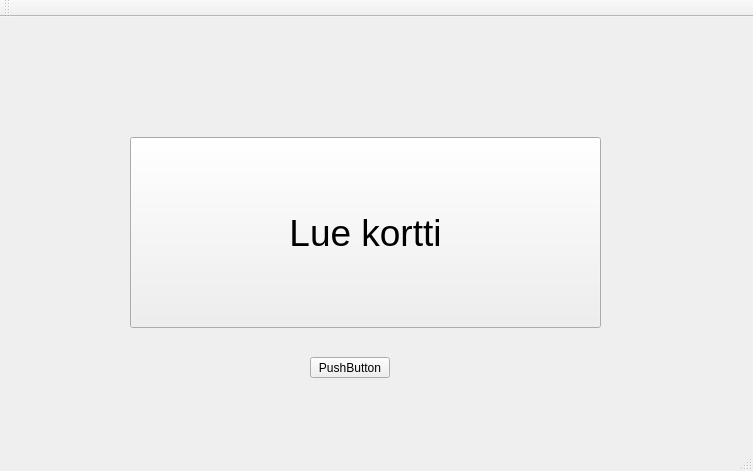
MMise/Pankkiautomaatti_K2017, file BankSimul/mainwindow.ui: the form before one commit.
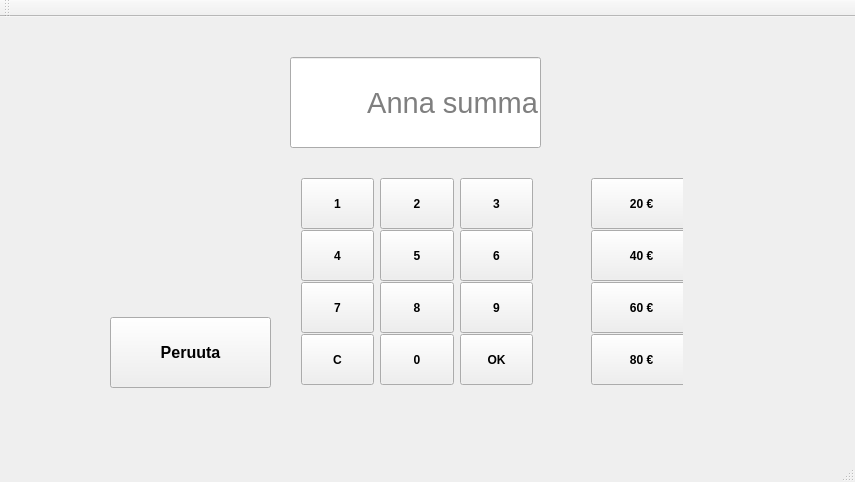
The form after the commit. The open tabs and pages were chosen to show the change.

Commit message:
stacked widgets
Muutettu käyttöliittymä stacked widgetseillä tehdyksi

```diff
--- a/BankSimul/mainwindow.ui
+++ b/BankSimul/mainwindow.ui
@@ -6,44 +6,757 @@
    <rect>
     <x>0</x>
     <y>0</y>
-    <width>753</width>
-    <height>471</height>
+    <width>855</width>
+    <height>482</height>
    </rect>
   </property>
   <property name="windowTitle">
    <string>MainWindow</string>
   </property>
   <widget class="QWidget" name="centralWidget">
-   <widget class="QPushButton" name="pushButton_lueKortti">
+   <widget class="QStackedWidget" name="stackedWidget">
     <property name="geometry">
      <rect>
-      <x>130</x>
-      <y>120</y>
-      <width>471</width>
-      <height>191</height>
+      <x>0</x>
+      <y>0</y>
+      <width>851</width>
+      <height>441</height>
      </rect>
     </property>
-    <property name="font">
-     <font>
-      <pointsize>28</pointsize>
-     </font>
+    <property name="currentIndex">
+     <number>4</number>
     </property>
-    <property name="text">
-     <string>Lue kortti</string>
-    </property>
-   </widget>
-   <widget class="QPushButton" name="pushButtonTESTI">
-    <property name="geometry">
-     <rect>
-      <x>310</x>
-      <y>340</y>
-      <width>80</width>
-      <height>21</height>
-     </rect>
-    </property>
-    <property name="text">
-     <string>PushButton</string>
-    </property>
+    <widget class="QWidget" name="page">
+     <widget class="QPushButton" name="pushButton_lueKortti">
+      <property name="geometry">
+       <rect>
+        <x>140</x>
+        <y>100</y>
+        <width>561</width>
+        <height>211</height>
+       </rect>
+      </property>
+      <property name="font">
+       <font>
+        <pointsize>24</pointsize>
+       </font>
+      </property>
+      <property name="text">
+       <string>Lue kortti</string>
+      </property>
+     </widget>
+    </widget>
+    <widget class="QWidget" name="page_2">
+     <widget class="QSplitter" name="splitter">
+      <property name="geometry">
+       <rect>
+        <x>320</x>
+        <y>0</y>
+        <width>181</width>
+        <height>401</height>
+       </rect>
+      </property>
+      <property name="orientation">
+       <enum>Qt::Vertical</enum>
+      </property>
+      <widget class="QLabel" name="labelTervetuloa_2">
+       <property name="font">
+        <font>
+         <pointsize>26</pointsize>
+        </font>
+       </property>
+       <property name="text">
+        <string>Tervetuloa!</string>
+       </property>
+      </widget>
+      <widget class="QPushButton" name="pushButtonNosto_2">
+       <property name="font">
+        <font>
+         <pointsize>14</pointsize>
+        </font>
+       </property>
+       <property name="text">
+        <string>Nosto</string>
+       </property>
+      </widget>
+      <widget class="QPushButton" name="pushButtonSaldo_2">
+       <property name="font">
+        <font>
+         <pointsize>14</pointsize>
+        </font>
+       </property>
+       <property name="text">
+        <string>Saldo</string>
+       </property>
+      </widget>
+      <widget class="QPushButton" name="pushButtonTilitapahtumat_2">
+       <property name="font">
+        <font>
+         <pointsize>14</pointsize>
+        </font>
+       </property>
+       <property name="text">
+        <string>Tilitapahtumat</string>
+       </property>
+      </widget>
+      <widget class="QPushButton" name="pushButtonUlos_2">
+       <property name="font">
+        <font>
+         <pointsize>14</pointsize>
+        </font>
+       </property>
+       <property name="text">
+        <string>Kirjaudu ulos</string>
+       </property>
+      </widget>
+     </widget>
+    </widget>
+    <widget class="QWidget" name="page_3">
+     <widget class="QWidget" name="layoutWidget">
+      <property name="geometry">
+       <rect>
+        <x>580</x>
+        <y>150</y>
+        <width>103</width>
+        <height>224</height>
+       </rect>
+      </property>
+      <layout class="QVBoxLayout" name="verticalLayout">
+       <item>
+        <widget class="QPushButton" name="pushButton20">
+         <property name="sizePolicy">
+          <sizepolicy hsizetype="Minimum" vsizetype="Minimum">
+           <horstretch>0</horstretch>
+           <verstretch>0</verstretch>
+          </sizepolicy>
+         </property>
+         <property name="minimumSize">
+          <size>
+           <width>101</width>
+           <height>51</height>
+          </size>
+         </property>
+         <property name="font">
+          <font>
+           <weight>75</weight>
+           <bold>true</bold>
+          </font>
+         </property>
+         <property name="text">
+          <string>20 €</string>
+         </property>
+        </widget>
+       </item>
+       <item>
+        <widget class="QPushButton" name="pushButton40">
+         <property name="sizePolicy">
+          <sizepolicy hsizetype="Minimum" vsizetype="Minimum">
+           <horstretch>0</horstretch>
+           <verstretch>0</verstretch>
+          </sizepolicy>
+         </property>
+         <property name="minimumSize">
+          <size>
+           <width>101</width>
+           <height>51</height>
+          </size>
+         </property>
+         <property name="font">
+          <font>
+           <weight>75</weight>
+           <bold>true</bold>
+          </font>
+         </property>
+         <property name="text">
+          <string>40 €</string>
+         </property>
+        </widget>
+       </item>
+       <item>
+        <widget class="QPushButton" name="pushButton60">
+         <property name="sizePolicy">
+          <sizepolicy hsizetype="Minimum" vsizetype="Minimum">
+           <horstretch>0</horstretch>
+           <verstretch>0</verstretch>
+          </sizepolicy>
+         </property>
+         <property name="minimumSize">
+          <size>
+           <width>101</width>
+           <height>51</height>
+          </size>
+         </property>
+         <property name="font">
+          <font>
+           <weight>75</weight>
+           <bold>true</bold>
+          </font>
+         </property>
+         <property name="text">
+          <string>60 €</string>
+         </property>
+        </widget>
+       </item>
+       <item>
+        <widget class="QPushButton" name="pushButton80">
+         <property name="sizePolicy">
+          <sizepolicy hsizetype="Minimum" vsizetype="Minimum">
+           <horstretch>0</horstretch>
+           <verstretch>0</verstretch>
+          </sizepolicy>
+         </property>
+         <property name="minimumSize">
+          <size>
+           <width>101</width>
+           <height>51</height>
+          </size>
+         </property>
+         <property name="font">
+          <font>
+           <weight>75</weight>
+           <bold>true</bold>
+          </font>
+         </property>
+         <property name="text">
+          <string>80 €</string>
+         </property>
+        </widget>
+       </item>
+      </layout>
+     </widget>
+     <widget class="QPushButton" name="pushButtonPeruuta">
+      <property name="geometry">
+       <rect>
+        <x>110</x>
+        <y>300</y>
+        <width>161</width>
+        <height>71</height>
+       </rect>
+      </property>
+      <property name="font">
+       <font>
+        <pointsize>12</pointsize>
+        <weight>75</weight>
+        <bold>true</bold>
+       </font>
+      </property>
+      <property name="text">
+       <string>Peruuta</string>
+      </property>
+     </widget>
+     <widget class="QLineEdit" name="lineEditNosto">
+      <property name="geometry">
+       <rect>
+        <x>290</x>
+        <y>40</y>
+        <width>251</width>
+        <height>91</height>
+       </rect>
+      </property>
+      <property name="sizePolicy">
+       <sizepolicy hsizetype="MinimumExpanding" vsizetype="Fixed">
+        <horstretch>0</horstretch>
+        <verstretch>0</verstretch>
+       </sizepolicy>
+      </property>
+      <property name="font">
+       <font>
+        <pointsize>22</pointsize>
+       </font>
+      </property>
+      <property name="maxLength">
+       <number>4</number>
+      </property>
+      <property name="alignment">
+       <set>Qt::AlignRight|Qt::AlignTrailing|Qt::AlignVCenter</set>
+      </property>
+      <property name="placeholderText">
+       <string>Anna summa</string>
+      </property>
+     </widget>
+     <widget class="QWidget" name="layoutWidget_2">
+      <property name="geometry">
+       <rect>
+        <x>290</x>
+        <y>150</y>
+        <width>254</width>
+        <height>224</height>
+       </rect>
+      </property>
+      <layout class="QGridLayout" name="gridLayout">
+       <item row="0" column="0">
+        <widget class="QPushButton" name="pushButton1">
+         <property name="sizePolicy">
+          <sizepolicy hsizetype="Minimum" vsizetype="Minimum">
+           <horstretch>0</horstretch>
+           <verstretch>0</verstretch>
+          </sizepolicy>
+         </property>
+         <property name="minimumSize">
+          <size>
+           <width>51</width>
+           <height>51</height>
+          </size>
+         </property>
+         <property name="font">
+          <font>
+           <weight>75</weight>
+           <bold>true</bold>
+          </font>
+         </property>
+         <property name="text">
+          <string>1</string>
+         </property>
+        </widget>
+       </item>
+       <item row="0" column="1">
+        <widget class="QPushButton" name="pushButton2">
+         <property name="sizePolicy">
+          <sizepolicy hsizetype="Minimum" vsizetype="Minimum">
+           <horstretch>0</horstretch>
+           <verstretch>0</verstretch>
+          </sizepolicy>
+         </property>
+         <property name="minimumSize">
+          <size>
+           <width>51</width>
+           <height>51</height>
+          </size>
+         </property>
+         <property name="font">
+          <font>
+           <weight>75</weight>
+           <bold>true</bold>
+          </font>
+         </property>
+         <property name="text">
+          <string>2</string>
+         </property>
+        </widget>
+       </item>
+       <item row="0" column="2">
+        <widget class="QPushButton" name="pushButton3">
+         <property name="sizePolicy">
+          <sizepolicy hsizetype="Minimum" vsizetype="Minimum">
+           <horstretch>0</horstretch>
+           <verstretch>0</verstretch>
+          </sizepolicy>
+         </property>
+         <property name="minimumSize">
+          <size>
+           <width>51</width>
+           <height>51</height>
+          </size>
+         </property>
+         <property name="font">
+          <font>
+           <weight>75</weight>
+           <bold>true</bold>
+          </font>
+         </property>
+         <property name="text">
+          <string>3</string>
+         </property>
+        </widget>
+       </item>
+       <item row="1" column="0">
+        <widget class="QPushButton" name="pushButton4">
+         <property name="sizePolicy">
+          <sizepolicy hsizetype="Minimum" vsizetype="Minimum">
+           <horstretch>0</horstretch>
+           <verstretch>0</verstretch>
+          </sizepolicy>
+         </property>
+         <property name="minimumSize">
+          <size>
+           <width>51</width>
+           <height>51</height>
+          </size>
+         </property>
+         <property name="font">
+          <font>
+           <weight>75</weight>
+           <bold>true</bold>
+          </font>
+         </property>
+         <property name="text">
+          <string>4</string>
+         </property>
+        </widget>
+       </item>
+       <item row="1" column="1">
+        <widget class="QPushButton" name="pushButton5">
+         <property name="sizePolicy">
+          <sizepolicy hsizetype="Minimum" vsizetype="Minimum">
+           <horstretch>0</horstretch>
+           <verstretch>0</verstretch>
+          </sizepolicy>
+         </property>
+         <property name="minimumSize">
+          <size>
+           <width>51</width>
+           <height>51</height>
+          </size>
+         </property>
+         <property name="font">
+          <font>
+           <weight>75</weight>
+           <bold>true</bold>
+          </font>
+         </property>
+         <property name="text">
+          <string>5</string>
+         </property>
+        </widget>
+       </item>
+       <item row="1" column="2">
+        <widget class="QPushButton" name="pushButton6">
+         <property name="sizePolicy">
+          <sizepolicy hsizetype="Minimum" vsizetype="Minimum">
+           <horstretch>0</horstretch>
+           <verstretch>0</verstretch>
+          </sizepolicy>
+         </property>
+         <property name="minimumSize">
+          <size>
+           <width>51</width>
+           <height>51</height>
+          </size>
+         </property>
+         <property name="font">
+          <font>
+           <weight>75</weight>
+           <bold>true</bold>
+          </font>
+         </property>
+         <property name="text">
+          <string>6</string>
+         </property>
+        </widget>
+       </item>
+       <item row="2" column="0">
+        <widget class="QPushButton" name="pushButton7">
+         <property name="sizePolicy">
+          <sizepolicy hsizetype="Minimum" vsizetype="Minimum">
+           <horstretch>0</horstretch>
+           <verstretch>0</verstretch>
+          </sizepolicy>
+         </property>
+         <property name="minimumSize">
+          <size>
+           <width>51</width>
+           <height>51</height>
+          </size>
+         </property>
+         <property name="font">
+          <font>
+           <weight>75</weight>
+           <bold>true</bold>
+          </font>
+         </property>
+         <property name="text">
+          <string>7</string>
+         </property>
+        </widget>
+       </item>
+       <item row="2" column="1">
+        <widget class="QPushButton" name="pushButton8">
+         <property name="sizePolicy">
+          <sizepolicy hsizetype="Minimum" vsizetype="Minimum">
+           <horstretch>0</horstretch>
+           <verstretch>0</verstretch>
+          </sizepolicy>
+         </property>
+         <property name="minimumSize">
+          <size>
+           <width>51</width>
+           <height>51</height>
+          </size>
+         </property>
+         <property name="font">
+          <font>
+           <weight>75</weight>
+           <bold>true</bold>
+          </font>
+         </property>
+         <property name="text">
+          <string>8</string>
+         </property>
+        </widget>
+       </item>
+       <item row="2" column="2">
+        <widget class="QPushButton" name="pushButton9">
+         <property name="sizePolicy">
+          <sizepolicy hsizetype="Minimum" vsizetype="Minimum">
+           <horstretch>0</horstretch>
+           <verstretch>0</verstretch>
+          </sizepolicy>
+         </property>
+         <property name="minimumSize">
+          <size>
+           <width>51</width>
+           <height>51</height>
+          </size>
+         </property>
+         <property name="font">
+          <font>
+           <weight>75</weight>
+           <bold>true</bold>
+          </font>
+         </property>
+         <property name="text">
+          <string>9</string>
+         </property>
+        </widget>
+       </item>
+       <item row="3" column="0">
+        <widget class="QPushButton" name="pushButtonC">
+         <property name="sizePolicy">
+          <sizepolicy hsizetype="Minimum" vsizetype="Minimum">
+           <horstretch>0</horstretch>
+           <verstretch>0</verstretch>
+          </sizepolicy>
+         </property>
+         <property name="minimumSize">
+          <size>
+           <width>51</width>
+           <height>51</height>
+          </size>
+         </property>
+         <property name="font">
+          <font>
+           <weight>75</weight>
+           <bold>true</bold>
+          </font>
+         </property>
+         <property name="text">
+          <string>C</string>
+         </property>
+        </widget>
+       </item>
+       <item row="3" column="1">
+        <widget class="QPushButton" name="pushButton0">
+         <property name="sizePolicy">
+          <sizepolicy hsizetype="Minimum" vsizetype="Minimum">
+           <horstretch>0</horstretch>
+           <verstretch>0</verstretch>
+          </sizepolicy>
+         </property>
+         <property name="minimumSize">
+          <size>
+           <width>51</width>
+           <height>51</height>
+          </size>
+         </property>
+         <property name="font">
+          <font>
+           <weight>75</weight>
+           <bold>true</bold>
+          </font>
+         </property>
+         <property name="text">
+          <string>0</string>
+         </property>
+        </widget>
+       </item>
+       <item row="3" column="2">
+        <widget class="QPushButton" name="pushButtonOK">
+         <property name="sizePolicy">
+          <sizepolicy hsizetype="Minimum" vsizetype="Minimum">
+           <horstretch>0</horstretch>
+           <verstretch>0</verstretch>
+          </sizepolicy>
+         </property>
+         <property name="minimumSize">
+          <size>
+           <width>51</width>
+           <height>51</height>
+          </size>
+         </property>
+         <property name="font">
+          <font>
+           <weight>75</weight>
+           <bold>true</bold>
+          </font>
+         </property>
+         <property name="text">
+          <string>OK</string>
+         </property>
+        </widget>
+       </item>
+      </layout>
+     </widget>
+    </widget>
+    <widget class="QWidget" name="page_4">
+     <widget class="QWidget" name="layoutWidget_3">
+      <property name="geometry">
+       <rect>
+        <x>0</x>
+        <y>260</y>
+        <width>851</width>
+        <height>152</height>
+       </rect>
+      </property>
+      <layout class="QVBoxLayout" name="verticalLayout_4">
+       <item>
+        <layout class="QHBoxLayout" name="horizontalLayout_3">
+         <item>
+          <widget class="QLabel" name="label_5">
+           <property name="sizePolicy">
+            <sizepolicy hsizetype="Minimum" vsizetype="Preferred">
+             <horstretch>0</horstretch>
+             <verstretch>0</verstretch>
+            </sizepolicy>
+           </property>
+           <property name="minimumSize">
+            <size>
+             <width>0</width>
+             <height>71</height>
+            </size>
+           </property>
+           <property name="font">
+            <font>
+             <pointsize>16</pointsize>
+            </font>
+           </property>
+           <property name="text">
+            <string>Saldosi on:</string>
+           </property>
+          </widget>
+         </item>
+         <item>
+          <widget class="QLabel" name="labelSaldo_3">
+           <property name="sizePolicy">
+            <sizepolicy hsizetype="Minimum" vsizetype="Preferred">
+             <horstretch>0</horstretch>
+             <verstretch>0</verstretch>
+            </sizepolicy>
+           </property>
+           <property name="minimumSize">
+            <size>
+             <width>0</width>
+             <height>71</height>
+            </size>
+           </property>
+           <property name="font">
+            <font>
+             <pointsize>16</pointsize>
+            </font>
+           </property>
+           <property name="text">
+            <string/>
+           </property>
+          </widget>
+         </item>
+         <item>
+          <widget class="QLabel" name="label_6">
+           <property name="sizePolicy">
+            <sizepolicy hsizetype="Minimum" vsizetype="Preferred">
+             <horstretch>0</horstretch>
+             <verstretch>0</verstretch>
+            </sizepolicy>
+           </property>
+           <property name="minimumSize">
+            <size>
+             <width>0</width>
+             <height>71</height>
+            </size>
+           </property>
+           <property name="font">
+            <font>
+             <pointsize>16</pointsize>
+            </font>
+           </property>
+           <property name="text">
+            <string>€</string>
+           </property>
+          </widget>
+         </item>
+        </layout>
+       </item>
+       <item>
+        <widget class="QPushButton" name="pushButtonPeruutaSaldo">
+         <property name="sizePolicy">
+          <sizepolicy hsizetype="Minimum" vsizetype="Minimum">
+           <horstretch>0</horstretch>
+           <verstretch>0</verstretch>
+          </sizepolicy>
+         </property>
+         <property name="minimumSize">
+          <size>
+           <width>191</width>
+           <height>71</height>
+          </size>
+         </property>
+         <property name="font">
+          <font>
+           <weight>75</weight>
+           <bold>true</bold>
+          </font>
+         </property>
+         <property name="text">
+          <string>OK</string>
+         </property>
+        </widget>
+       </item>
+      </layout>
+     </widget>
+    </widget>
+    <widget class="QWidget" name="page_5">
+     <widget class="QWidget" name="layoutWidget_4">
+      <property name="geometry">
+       <rect>
+        <x>180</x>
+        <y>10</y>
+        <width>511</width>
+        <height>401</height>
+       </rect>
+      </property>
+      <layout class="QVBoxLayout" name="verticalLayout_5">
+       <item>
+        <widget class="QLabel" name="labelOtsikko">
+         <property name="font">
+          <font>
+           <pointsize>18</pointsize>
+          </font>
+         </property>
+         <property name="text">
+          <string>Viimeaikaiset tilitapahtumat</string>
+         </property>
+        </widget>
+       </item>
+       <item>
+        <widget class="QTableView" name="tableView"/>
+       </item>
+       <item>
+        <widget class="QPushButton" name="pushButtonOkTilitapahtumat">
+         <property name="sizePolicy">
+          <sizepolicy hsizetype="Minimum" vsizetype="Minimum">
+           <horstretch>0</horstretch>
+           <verstretch>0</verstretch>
+          </sizepolicy>
+         </property>
+         <property name="minimumSize">
+          <size>
+           <width>291</width>
+           <height>131</height>
+          </size>
+         </property>
+         <property name="font">
+          <font>
+           <pointsize>14</pointsize>
+           <weight>75</weight>
+           <bold>true</bold>
+          </font>
+         </property>
+         <property name="text">
+          <string>OK</string>
+         </property>
+        </widget>
+       </item>
+      </layout>
+     </widget>
+    </widget>
    </widget>
   </widget>
   <widget class="QMenuBar" name="menuBar">
```
Left out of the diff: 2 changed lines with no effect on the pictures. The commit also changes 3 other files.
